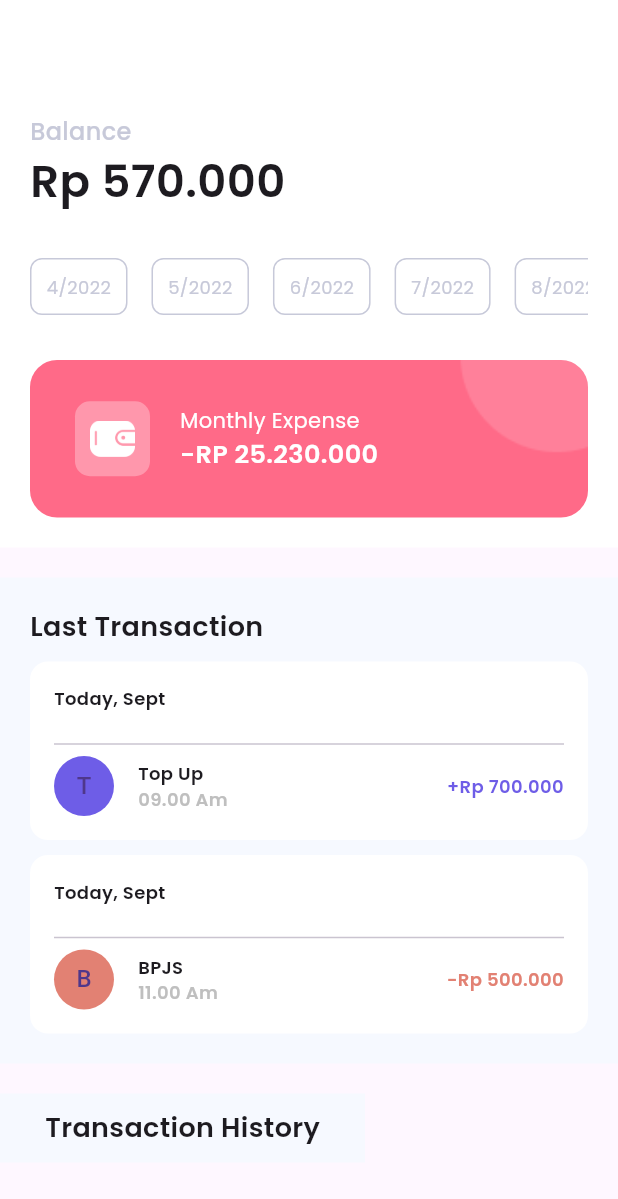
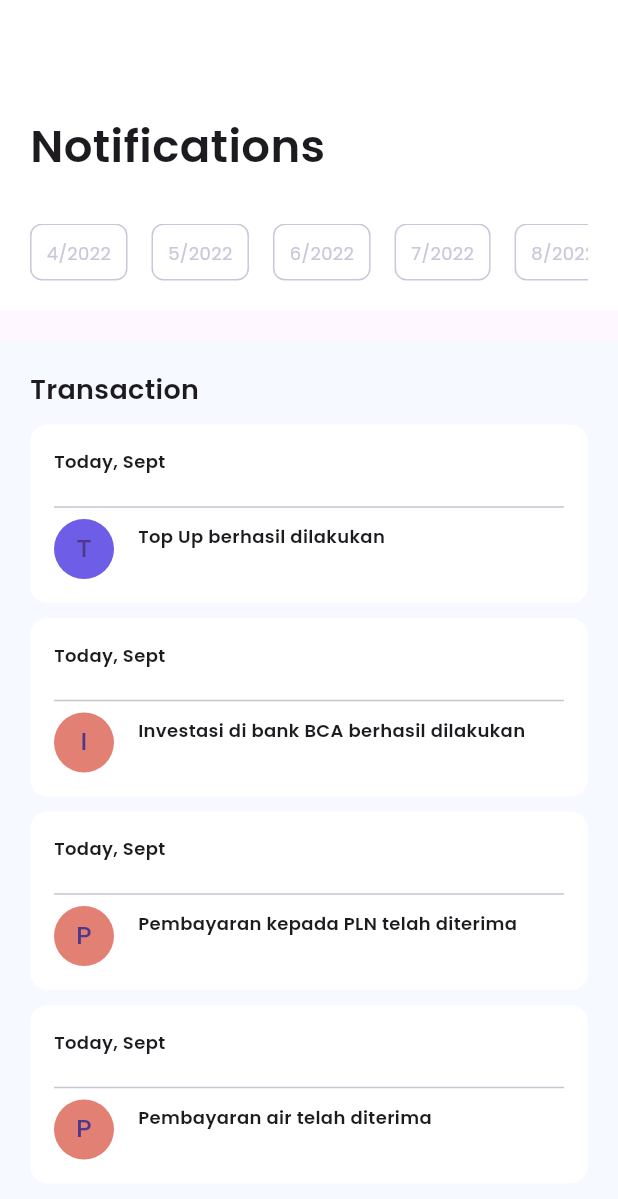
Before and after one commit to taufiqyfirdaus/walleto_mobile, a Flutter app: the NotificationView screen opened directly, on a phone screen of 412 x 824 dp. Shown: the top 1199 px of the screen. Run offline on Flutter 3.47's test engine with Material 3 defaults, Android fonts, the phone set to English and light mode, and no system bars; our stand-ins replace camera, dropdown_textfield, font_awesome_flutter, get, google_fonts, image_picker and 1 more; missing offline and left inert: google_ml_kit.

Commit message:
Update notifications and profile

```diff
--- a/lib/app/modules/notification/views/notification_view.dart
+++ b/lib/app/modules/notification/views/notification_view.dart
@@ -37,17 +37,13 @@ class NotificationView extends GetView<NotificationController> {
         crossAxisAlignment: CrossAxisAlignment.start,
         children: [
           Text(
-            'Balance',
-            style: medium.copyWith(color: grey, fontSize: 16),
-          ),
-          Text(
-            'Rp 570.000',
+            'Notifications',
             style: semibold.copyWith(fontSize: 30),
           ),
           const SizedBox(height: 30),
           _buildMonthList(),
-          const SizedBox(height: 30),
-          _buildMonthlyExpense(),
+          // const SizedBox(height: 30),
+          // _buildMonthlyExpense(),
         ],
       ),
     );
@@ -90,56 +86,56 @@ class NotificationView extends GetView<NotificationController> {
     );
   }
 
-  Widget _buildMonthlyExpense() {
-    return Container(
-      height: 105,
-      padding: const EdgeInsets.fromLTRB(30, 20, 30, 20),
-      decoration: BoxDecoration(
-        image: const DecorationImage(
-          image: AssetImage('assets/images/mask_circle.png'),
-          fit: BoxFit.cover,
-        ),
-        color: lighRed,
-        borderRadius: BorderRadius.circular(18),
-      ),
-      child: Row(
-        children: [
-          Container(
-            height: 50,
-            width: 50,
-            padding: const EdgeInsets.all(10),
-            decoration: BoxDecoration(
-              color: Colors.white.withOpacity(0.3),
-              borderRadius: BorderRadius.circular(10),
-            ),
-            child: Container(
-              decoration: const BoxDecoration(
-                image: DecorationImage(
-                  image: AssetImage('assets/icons/ic_splash.png'),
-                  scale: 2,
-                ),
-              ),
-            ),
-          ),
-          const SizedBox(width: 20),
-          Column(
-            mainAxisAlignment: MainAxisAlignment.center,
-            crossAxisAlignment: CrossAxisAlignment.start,
-            children: [
-              Text(
-                'Monthly Expense',
-                style: regular.copyWith(color: Colors.white, fontSize: 14),
-              ),
-              Text(
-                '-RP 25.230.000',
-                style: semibold.copyWith(fontSize: 17, color: Colors.white),
-              )
-            ],
-          )
-        ],
-      ),
-    );
-  }
+  // Widget _buildMonthlyExpense() {
+  //   return Container(
+  //     height: 105,
+  //     padding: const EdgeInsets.fromLTRB(30, 20, 30, 20),
+  //     decoration: BoxDecoration(
+  //       image: const DecorationImage(
+  //         image: AssetImage('assets/images/mask_circle.png'),
+  //         fit: BoxFit.cover,
+  //       ),
+  //       color: lighRed,
+  //       borderRadius: BorderRadius.circular(18),
+  //     ),
+  //     child: Row(
+  //       children: [
+  //         Container(
+  //           height: 50,
+  //           width: 50,
+  //           padding: const EdgeInsets.all(10),
+  //           decoration: BoxDecoration(
+  //             color: Colors.white.withOpacity(0.3),
+  //             borderRadius: BorderRadius.circular(10),
+  //           ),
+  //           child: Container(
+  //             decoration: const BoxDecoration(
+  //               image: DecorationImage(
+  //                 image: AssetImage('assets/icons/ic_splash.png'),
+  //                 scale: 2,
+  //               ),
+  //             ),
+  //           ),
+  //         ),
+  //         const SizedBox(width: 20),
+  //         Column(
+  //           mainAxisAlignment: MainAxisAlignment.center,
+  //           crossAxisAlignment: CrossAxisAlignment.start,
+  //           children: [
+  //             Text(
+  //               'Monthly Expense',
+  //               style: regular.copyWith(color: Colors.white, fontSize: 14),
+  //             ),
+  //             Text(
+  //               '-RP 25.230.000',
+  //               style: semibold.copyWith(fontSize: 17, color: Colors.white),
+  //             )
+  //           ],
+  //         )
+  //       ],
+  //     ),
+  //   );
+  // }
 
   Widget _buildExpenseSection() {
     return Container(
@@ -149,21 +145,35 @@ class NotificationView extends GetView<NotificationController> {
         crossAxisAlignment: CrossAxisAlignment.start,
         children: [
           Text(
-            'Last Transaction',
+            'Transaction',
             style: semibold.copyWith(fontSize: 18),
           ),
           const SizedBox(height: 10),
           _buildTransactionItem(
-            'Top Up',
-            '+Rp 700.000',
-            '09.00 Am',
+            'Top Up berhasil dilakukan',
+            '',
+            '',
             color: purple,
           ),
           const SizedBox(height: 10),
           _buildTransactionItem(
-            'BPJS',
-            '-Rp 500.000',
-            '11.00 Am',
+            'Investasi di bank BCA berhasil dilakukan',
+            '',
+            '',
+            color: subtleRed,
+          ),
+          const SizedBox(height: 10),
+          _buildTransactionItem(
+            'Pembayaran kepada PLN telah diterima',
+            '',
+            '',
+            color: subtleRed,
+          ),
+          const SizedBox(height: 10),
+          _buildTransactionItem(
+            'Pembayaran air telah diterima',
+            '',
+            '',
             color: subtleRed,
           ),
         ],
@@ -243,7 +253,7 @@ class NotificationView extends GetView<NotificationController> {
         crossAxisAlignment: CrossAxisAlignment.start,
         children: [
           Text(
-            'Transaction History',
+            '',
             style: semibold.copyWith(
               fontSize: 18,
             ),
--- a/lib/app/modules/profile/views/profile_view.dart
+++ b/lib/app/modules/profile/views/profile_view.dart
@@ -168,7 +168,7 @@ class ProfileView extends GetView<ProfileController> {
         crossAxisAlignment: CrossAxisAlignment.start,
         children: [
           Text(
-            'Last Transaction',
+            '',
             style: semibold.copyWith(fontSize: 18),
           ),
           SizedBox(height: 10),
```
